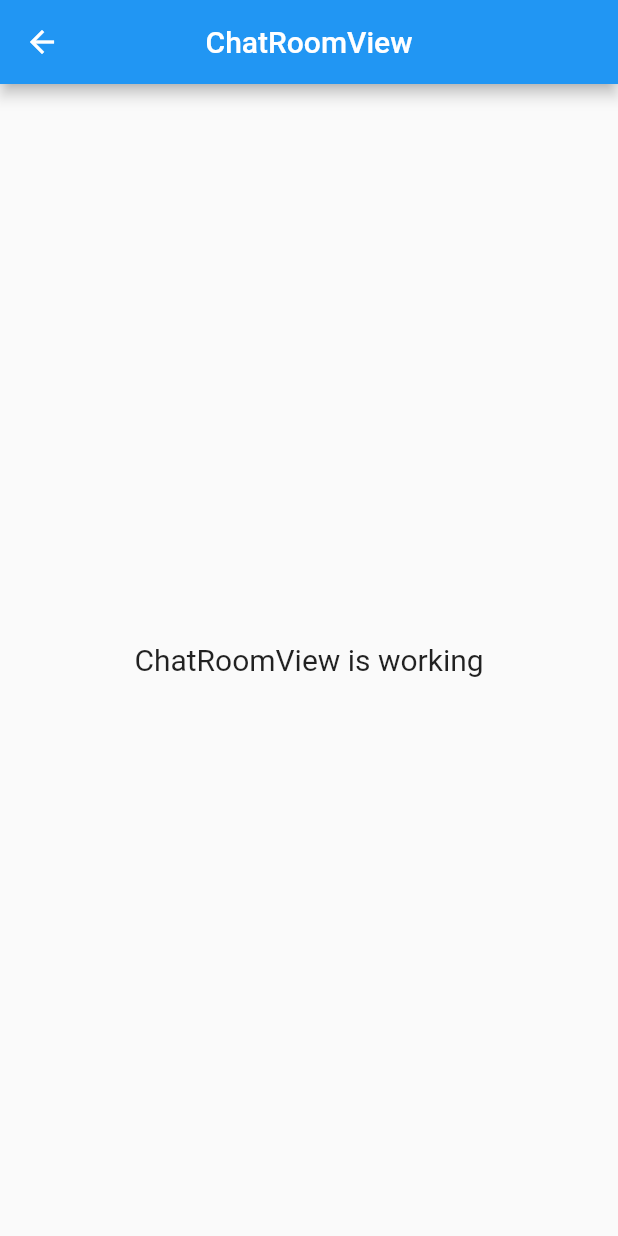
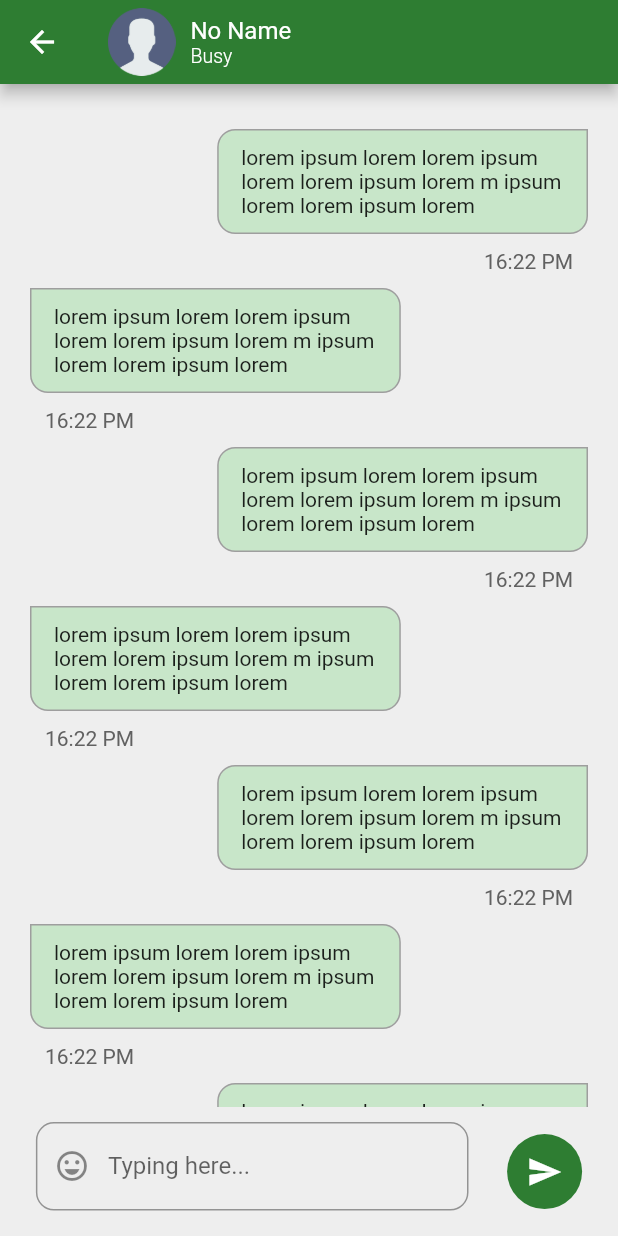
Before and after one commit to bloodyscar/Chat-app-flutter, a Flutter app: the ChatRoomView screen opened by its route, on a phone screen of 412 x 824 dp. Run offline on Flutter 3.47's test engine with Material 2 defaults, Android fonts, the phone set to English and light mode, and no system bars; our stand-ins replace avatar_glow, firebase_core, get, introduction_screen, lottie; accounts and stored records are empty.

Commit message:
add style to chat room

```diff
--- a/lib/app/modules/chat_room/views/chat_room_view.dart
+++ b/lib/app/modules/chat_room/views/chat_room_view.dart
@@ -8,16 +8,156 @@ class ChatRoomView extends GetView<ChatRoomController> {
   @override
   Widget build(BuildContext context) {
     return Scaffold(
-      appBar: AppBar(
-        title: Text('ChatRoomView'),
-        centerTitle: true,
-      ),
-      body: Center(
-        child: Text(
-          'ChatRoomView is working',
-          style: TextStyle(fontSize: 20),
+        bottomNavigationBar: Container(
+          padding:
+              EdgeInsets.only(bottom: MediaQuery.of(context).viewInsets.bottom),
+          margin: EdgeInsets.symmetric(horizontal: 20, vertical: 10),
+          child: Row(
+            mainAxisAlignment: MainAxisAlignment.spaceAround,
+            children: [
+              Container(
+                width: MediaQuery.of(context).size.width * 0.7,
+                height: MediaQuery.of(context).size.height * 0.08,
+                decoration:
+                    BoxDecoration(borderRadius: BorderRadius.circular(10)),
+                child: TextField(
+                  decoration: InputDecoration(
+                      prefixIcon: IconButton(
+                        onPressed: () {},
+                        icon: Icon(Icons.emoji_emotions_outlined),
+                      ),
+                      border: OutlineInputBorder(
+                          borderRadius: BorderRadius.circular(12)),
+                      labelText: "Typing here..."),
+                ),
+              ),
+              SizedBox(
+                width: 10,
+              ),
+              Container(
+                width: 50,
+                height: 50,
+                decoration: BoxDecoration(
+                    borderRadius: BorderRadius.circular(30),
+                    color: Colors.green.shade800),
+                child: Icon(
+                  Icons.send,
+                  color: Colors.white,
+                ),
+              )
+            ],
+          ),
         ),
-      ),
+        backgroundColor: Colors.grey.shade200,
+        appBar: AppBar(
+          backgroundColor: Colors.green.shade800,
+          leading: IconButton(
+            onPressed: () {},
+            icon: Icon(Icons.arrow_back),
+          ),
+          title: Row(
+            mainAxisAlignment: MainAxisAlignment.start,
+            children: [
+              Image.asset(
+                "assets/logo/noimage.png",
+                width: 45,
+              ),
+              SizedBox(
+                width: 10,
+              ),
+              Column(
+                crossAxisAlignment: CrossAxisAlignment.start,
+                children: [
+                  Text(
+                    "No Name",
+                    style: TextStyle(
+                        color: Colors.white,
+                        fontSize: 16,
+                        fontWeight: FontWeight.w400),
+                  ),
+                  Text(
+                    "Busy",
+                    style: TextStyle(
+                        color: Colors.white,
+                        fontSize: 13,
+                        fontWeight: FontWeight.w300),
+                  )
+                ],
+              )
+            ],
+          ),
+        ),
+        body: ListView(
+          padding: EdgeInsets.symmetric(horizontal: 20),
+          children: [
+            SizedBox(
+              height: 30,
+            ),
+            ChatBuble(
+              isSender: false,
+            ),
+            ChatBuble(
+              isSender: true,
+            ),
+            ChatBuble(
+              isSender: false,
+            ),
+            ChatBuble(
+              isSender: true,
+            ),
+            ChatBuble(
+              isSender: false,
+            ),
+            ChatBuble(
+              isSender: true,
+            ),
+            ChatBuble(
+              isSender: false,
+            ),
+          ],
+        ));
+  }
+}
+
+class ChatBuble extends StatelessWidget {
+  final bool isSender;
+  ChatBuble({this.isSender = false});
+  @override
+  Widget build(BuildContext context) {
+    return Column(
+      crossAxisAlignment:
+          isSender ? CrossAxisAlignment.start : CrossAxisAlignment.end,
+      children: [
+        Row(
+          mainAxisAlignment:
+              isSender ? MainAxisAlignment.start : MainAxisAlignment.end,
+          children: [
+            Container(
+              padding: EdgeInsets.symmetric(horizontal: 15, vertical: 10),
+              constraints: BoxConstraints(
+                  maxWidth: MediaQuery.of(context).size.width * 0.6),
+              decoration: BoxDecoration(
+                  borderRadius: BorderRadius.only(
+                    topRight: Radius.circular(isSender ? 12 : 0),
+                    topLeft: Radius.circular(isSender ? 0 : 12),
+                    bottomLeft: Radius.circular(12),
+                    bottomRight: Radius.circular(12),
+                  ),
+                  color: Colors.green.shade100,
+                  border: Border.all(color: Colors.grey, width: 1)),
+              child: Text(
+                  "lorem ipsum lorem lorem ipsum lorem lorem ipsum lorem m ipsum lorem lorem ipsum lorem"),
+            ),
+          ],
+        ),
+        Padding(
+          padding: const EdgeInsets.all(10),
+          child: Text(
+            "16:22 PM",
+            style: TextStyle(color: Colors.grey.shade700),
+          ),
+        )
+      ],
     );
   }
 }
--- a/lib/app/modules/profile/views/profile_view.dart
+++ b/lib/app/modules/profile/views/profile_view.dart
@@ -1,4 +1,5 @@
 import 'package:avatar_glow/avatar_glow.dart';
+import 'package:chatapp/app/routes/app_pages.dart';
 import 'package:flutter/material.dart';
 
 import 'package:get/get.dart';
@@ -73,7 +74,9 @@ class ProfileView extends GetView<ProfileController> {
                           style: TextStyle(fontSize: 16),
                         ),
                         IconButton(
-                          onPressed: () {},
+                          onPressed: () {
+                            Get.toNamed(Routes.UPDATE_STATUS);
+                          },
                           icon: Icon(Icons.chevron_right),
                         )
                       ],
--- a/lib/app/routes/app_pages.dart
+++ b/lib/app/routes/app_pages.dart
@@ -1,5 +1,7 @@
 import 'package:get/get.dart';
 
+import 'package:chatapp/app/modules/change_profile/bindings/change_profile_binding.dart';
+import 'package:chatapp/app/modules/change_profile/views/change_profile_view.dart';
 import 'package:chatapp/app/modules/chat_room/bindings/chat_room_binding.dart';
 import 'package:chatapp/app/modules/chat_room/views/chat_room_view.dart';
 import 'package:chatapp/app/modules/home/bindings/home_binding.dart';
@@ -12,6 +14,8 @@ import 'package:chatapp/app/modules/profile/bindings/profile_binding.dart';
 import 'package:chatapp/app/modules/profile/views/profile_view.dart';
 import 'package:chatapp/app/modules/search/bindings/search_binding.dart';
 import 'package:chatapp/app/modules/search/views/search_view.dart';
+import 'package:chatapp/app/modules/update_status/bindings/update_status_binding.dart';
+import 'package:chatapp/app/modules/update_status/views/update_status_view.dart';
 
 part 'app_routes.dart';
 
@@ -49,5 +53,15 @@ class AppPages {
       page: () => SearchView(),
       binding: SearchBinding(),
     ),
+    GetPage(
+      name: _Paths.UPDATE_STATUS,
+      page: () => UpdateStatusView(),
+      binding: UpdateStatusBinding(),
+    ),
+    GetPage(
+      name: _Paths.CHANGE_PROFILE,
+      page: () => ChangeProfileView(),
+      binding: ChangeProfileBinding(),
+    ),
   ];
 }
--- a/lib/app/routes/app_routes.dart
+++ b/lib/app/routes/app_routes.dart
@@ -10,6 +10,8 @@ abstract class Routes {
   static const PROFILE = _Paths.PROFILE;
   static const CHAT_ROOM = _Paths.CHAT_ROOM;
   static const SEARCH = _Paths.SEARCH;
+  static const UPDATE_STATUS = _Paths.UPDATE_STATUS;
+  static const CHANGE_PROFILE = _Paths.CHANGE_PROFILE;
 }
 
 abstract class _Paths {
@@ -19,4 +21,6 @@ abstract class _Paths {
   static const PROFILE = '/profile';
   static const CHAT_ROOM = '/chat-room';
   static const SEARCH = '/search';
+  static const UPDATE_STATUS = '/update-status';
+  static const CHANGE_PROFILE = '/change-profile';
 }
--- a/lib/main.dart
+++ b/lib/main.dart
@@ -33,7 +33,7 @@ class MyApp extends StatelessWidget {
         if (snapshot.connectionState == ConnectionState.done) {
           return GetMaterialApp(
             title: "Chat App",
-            initialRoute: Routes.PROFILE,
+            initialRoute: Routes.CHAT_ROOM,
             getPages: AppPages.routes,
           );
           // return FutureBuilder(
```
Also changed, not shown: lib/app/modules/change_profile/bindings/change_profile_binding.dart (added, +12 -0 lines), lib/app/modules/change_profile/controllers/change_profile_controller.dart (added, +26 -0 lines), lib/app/modules/change_profile/views/change_profile_view.dart (added, +120 -0 lines), lib/app/modules/update_status/bindings/update_status_binding.dart (added, +12 -0 lines), lib/app/modules/update_status/controllers/update_status_controller.dart (added, +20 -0 lines), lib/app/modules/update_status/views/update_status_view.dart (added, +59 -0 lines).
